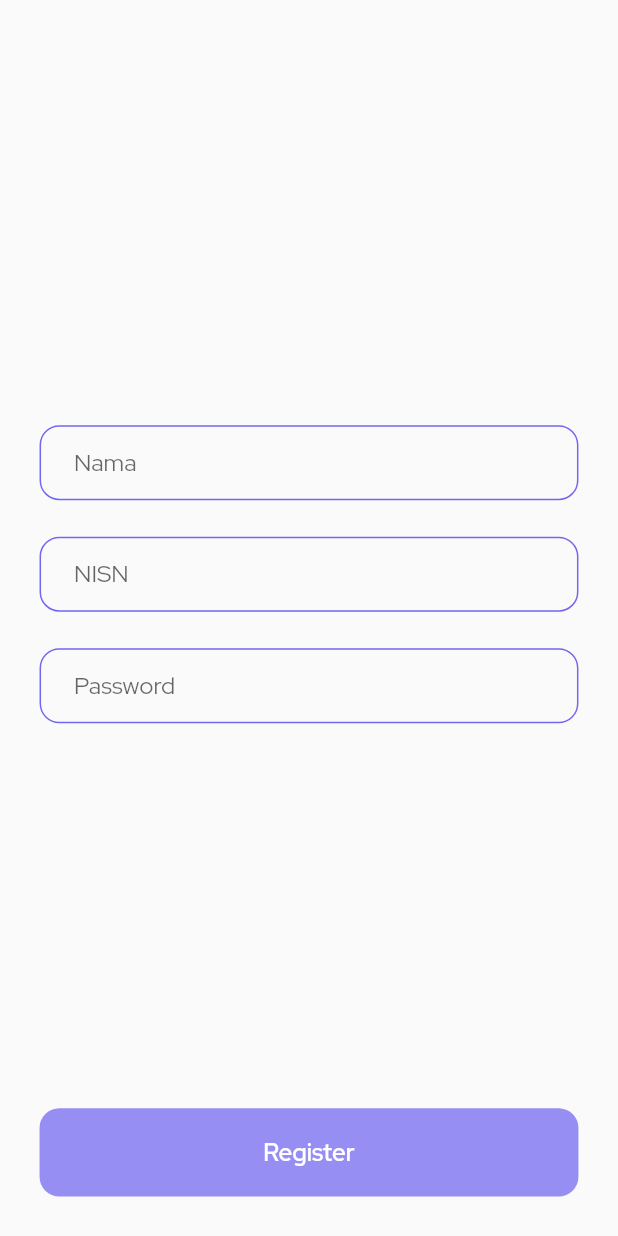
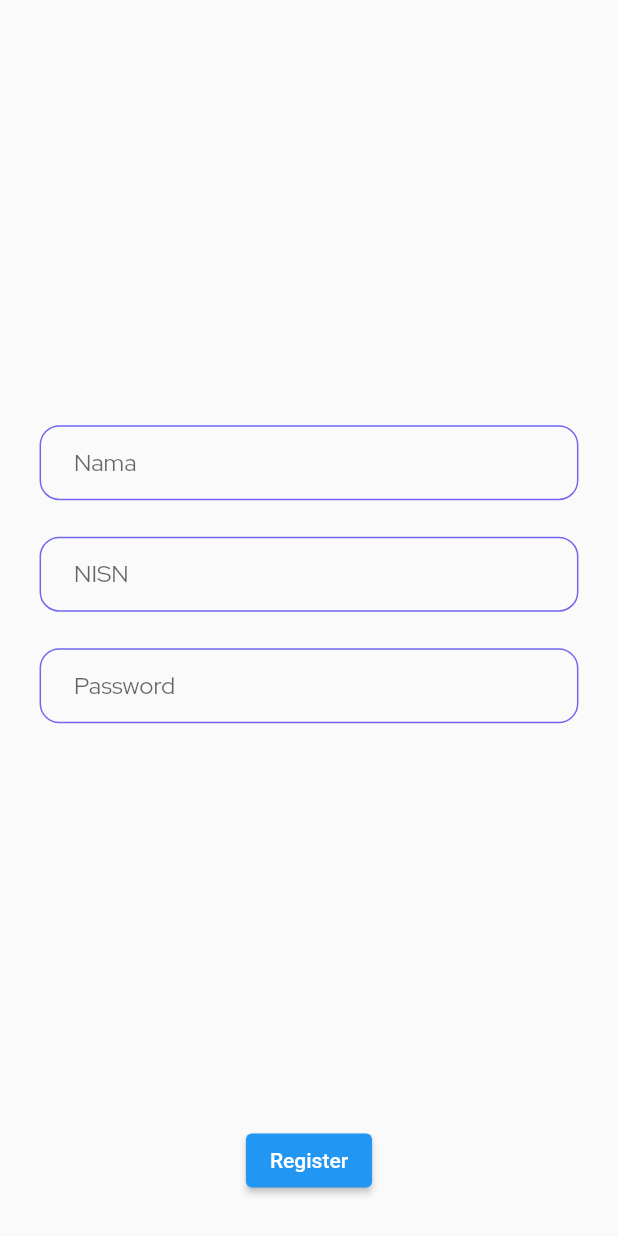
Before and after one commit to feriadrian/mini_project, a Flutter app: the AdminPage screen opened directly, on a phone screen of 412 x 824 dp. Run offline on Flutter 3.47's test engine with Material 2 defaults, Android fonts, the light colour scheme and no system bars; our stand-ins replace delayed_display, firebase_auth, firebase_core, flutter_svg, google_fonts; accounts and stored records are empty.

Commit message:
add register

```diff
--- a/lib/pages/admin_page/admin_page.dart
+++ b/lib/pages/admin_page/admin_page.dart
@@ -3,15 +3,20 @@ import 'package:mini_projeck/config/config.dart';
 import 'package:mini_projeck/constant/constant.dart';
 import 'package:mini_projeck/pages/admin_page/components/regis_button.dart';
 import 'package:mini_projeck/pages/admin_page/components/regis_field.dart';
+import 'package:mini_projeck/provider/auth_provider.dart';
+import 'package:mini_projeck/provider/provider.dart';
+import 'package:provider/provider.dart';
 
 class AdminPage extends StatelessWidget {
   AdminPage({super.key});
-  final _formkey = GlobalKey<FormState>();
-  final _nisnC = TextEditingController();
-  final _passC = TextEditingController();
-  final _namaC = TextEditingController();
   @override
   Widget build(BuildContext context) {
+    final userProvider = Provider.of<UserProvider>(context, listen: false);
+    final _formkey = GlobalKey<FormState>();
+    final _nisnC = TextEditingController();
+    final _passC = TextEditingController();
+    final _namaC = TextEditingController();
+
     SizeConfig().init(context);
     return Scaffold(
       body: Padding(
@@ -43,7 +48,19 @@ class AdminPage extends StatelessWidget {
                         keyboardType: TextInputType.multiline,
                         controller: _passC),
                     Spacer(),
-                    RegisButton(),
+                    RegisButton(
+                      press: () async {
+                        if (await AuthProvider.signUp(
+                          nama: _namaC.text,
+                          nisn: _nisnC.text,
+                          password: _passC.text,
+                        )) {
+                          print('Success');
+                        } else {
+                          print('Failed');
+                        }
+                      },
+                    ),
                   ],
                 ),
               ),
--- a/lib/pages/admin_page/components/regis_button.dart
+++ b/lib/pages/admin_page/components/regis_button.dart
@@ -7,28 +7,16 @@ import 'package:mini_projeck/pages/home_page/home_page.dart';
 class RegisButton extends StatelessWidget {
   const RegisButton({
     Key? key,
+    required this.press,
   }) : super(key: key);
+
+  final Function() press;
 
   @override
   Widget build(BuildContext context) {
-    return InkWell(
-      onTap: () {},
-      child: Container(
-        height: getPropertionateScreenHeight(58),
-        decoration: BoxDecoration(
-          color: kPrimaryLightColor,
-          borderRadius: BorderRadius.circular(
-            getPropertionateScreenWidht(12),
-          ),
-        ),
-        child: Center(
-          child: Text(
-            'Register',
-            style: GoogleFonts.redHatDisplay(
-                fontWeight: semiBold, fontSize: 16, color: Colors.white),
-          ),
-        ),
-      ),
+    return ElevatedButton(
+      onPressed: press,
+      child: Text('Register'),
     );
   }
 }
--- a/lib/pages/home_page/component/custom_drawer.dart
+++ b/lib/pages/home_page/component/custom_drawer.dart
@@ -11,6 +11,7 @@ class CustomDrawer extends StatelessWidget {
   @override
   Widget build(BuildContext context) {
     return Drawer(
+      child: Container(
         child: Column(
           children: [
             Expanded(
@@ -109,6 +110,7 @@ class CustomDrawer extends StatelessWidget {
             ),
           ],
         ),
+      ),
     );
   }
 }
--- /dev/null
+++ b/lib/pages/home_page/component/user_model.dart
@@ -0,0 +1,10 @@
+class UserModel {
+  String id, nama, nisn;
+  DateTime createAt;
+  UserModel({
+    required this.id,
+    required this.nama,
+    required this.nisn,
+    required this.createAt,
+  });
+}
--- a/lib/pages/login_page/login_page.dart
+++ b/lib/pages/login_page/login_page.dart
@@ -1,16 +1,15 @@
 import 'package:flutter/material.dart';
 import 'package:mini_projeck/config/config.dart';
 import 'package:mini_projeck/constant/constant.dart';
-import 'package:mini_projeck/pages/admin_page/admin_page.dart';
-import 'package:mini_projeck/pages/admin_page/components/regis_field.dart';
 import 'package:mini_projeck/pages/home_page/home_page.dart';
 import 'package:mini_projeck/pages/login_page/components/input_field.dart';
 import 'package:mini_projeck/pages/login_page/components/login_button.dart';
 import 'package:mini_projeck/pages/login_page/components/masuk_sebagai_admin.dart';
-import 'package:mini_projeck/pages/materi_page/materi_page.dart';
 
 class LoginPage extends StatelessWidget {
   LoginPage({super.key});
+
+  Duration get loginTime => Duration(milliseconds: 2250);
 
   final _formkey = GlobalKey<FormState>();
   final _nisnC = TextEditingController();
--- /dev/null
+++ b/lib/services/services.dart
@@ -0,0 +1,4 @@
+class Services {
+  Uri url =
+      Uri.parse('https://mini-project-26683-default-rtdb.firebaseio.com/');
+}
```
Also changed, not shown: lib/extensions/firebase_user_extensions.dart (added, +19 -0 lines), lib/main.dart (+26 -3 lines), lib/provider/auth_provider.dart (added, +51 -0 lines), lib/provider/provider.dart (+40 -1 lines), pubspec.yaml (+8 -15 lines), pubspec.lock, 1 other file. Lines whose indentation alone changed are shown as unchanged.
